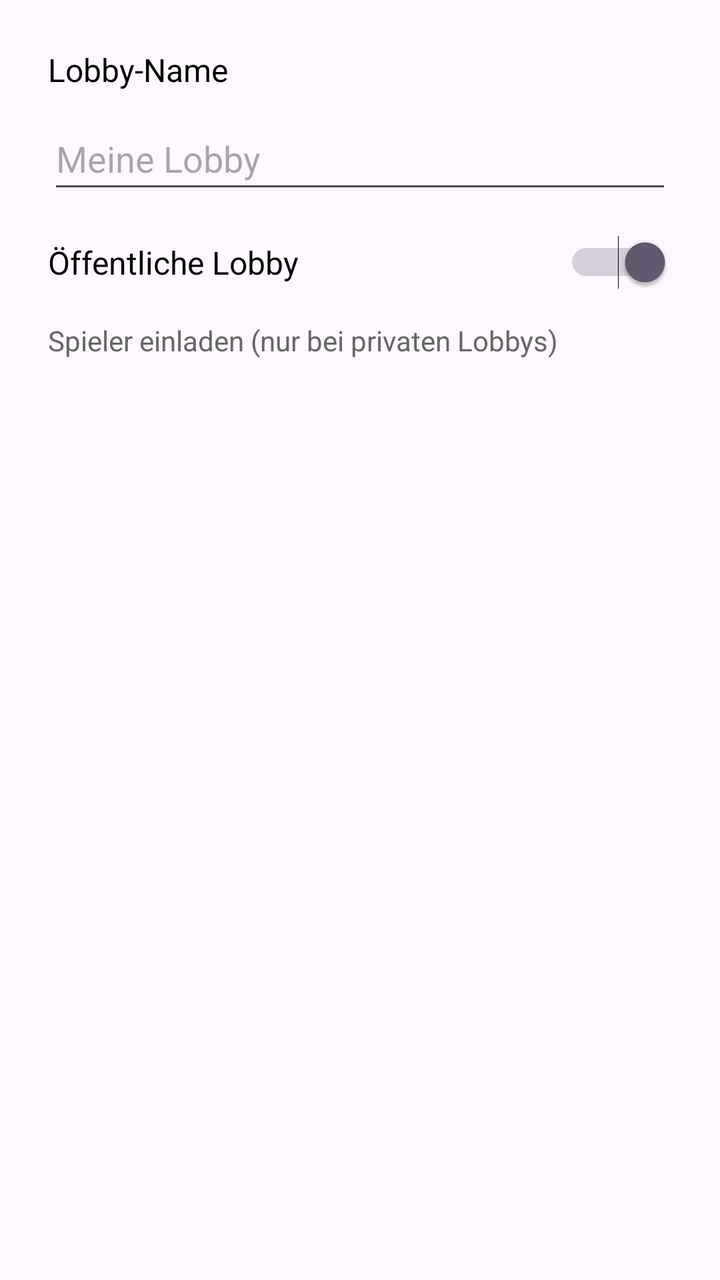
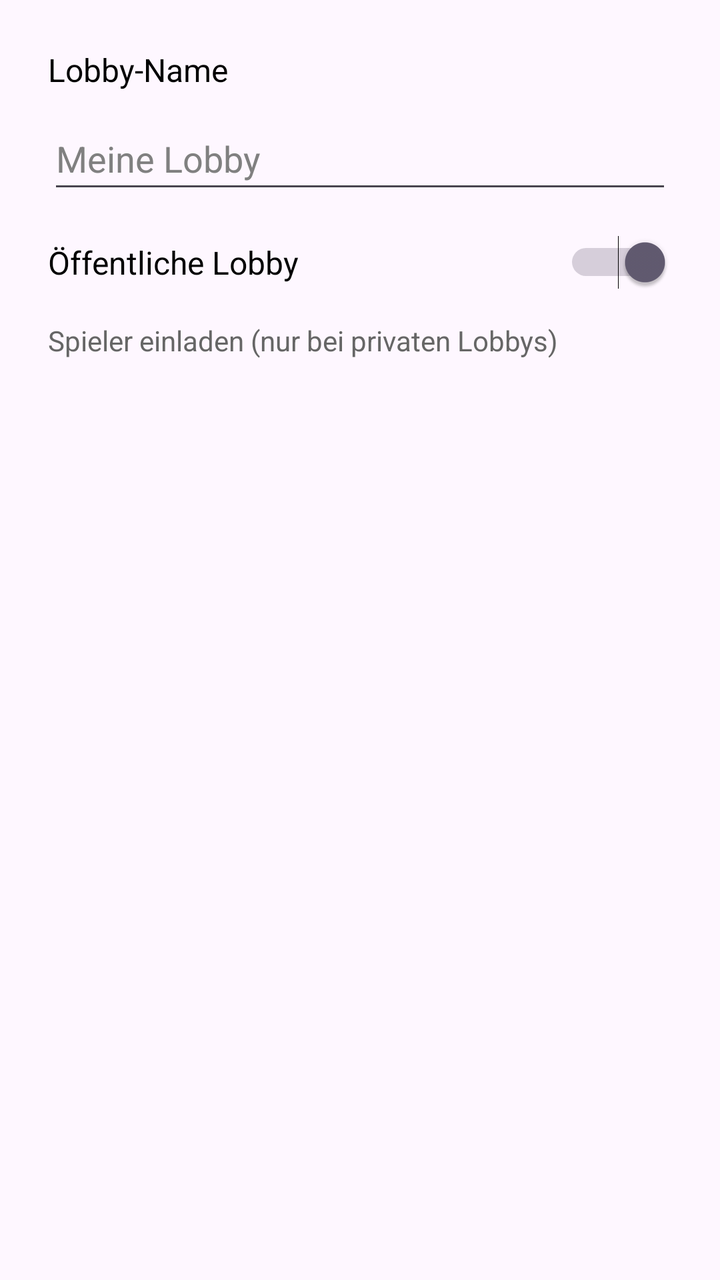

Two renders of the same Android screen: before a commit and after it. Below are the layout's source before the change and the commit's diff.
<!-- AndroidManifest.xml: application theme Theme.WorldsHardestGameMultiplayer -->
<!-- res/layout/dialog_create_lobby.xml -->
<?xml version="1.0" encoding="utf-8"?>
<LinearLayout xmlns:android="http://schemas.android.com/apk/res/android"
    android:layout_width="match_parent"
    android:layout_height="wrap_content"
    android:orientation="vertical"
    android:padding="24dp">

    <TextView
        android:layout_width="match_parent"
        android:layout_height="wrap_content"
        android:text="Lobby-Name"
        android:textSize="16sp"
        android:textColor="#000000"
        android:layout_marginBottom="8dp"/>

    <EditText
        android:id="@+id/etLobbyName"
        android:layout_width="match_parent"
        android:layout_height="wrap_content"
        android:hint="Meine Lobby"
        android:minHeight="48dp"
        android:layout_marginBottom="16dp"/>

    <LinearLayout
        android:layout_width="match_parent"
        android:layout_height="wrap_content"
        android:orientation="horizontal"
        android:gravity="center_vertical"
        android:layout_marginBottom="16dp">

        <TextView
            android:layout_width="0dp"
            android:layout_height="wrap_content"
            android:layout_weight="1"
            android:text="Öffentliche Lobby"
            android:textSize="16sp"
            android:textColor="#000000"/>

        <Switch
            android:id="@+id/switchPublic"
            android:layout_width="wrap_content"
            android:layout_height="wrap_content"
            android:checked="true"/>
    </LinearLayout>

    <TextView
        android:layout_width="match_parent"
        android:layout_height="wrap_content"
        android:text="Spieler einladen (nur bei privaten Lobbys)"
        android:textSize="14sp"
        android:textColor="#666666"
        android:layout_marginBottom="8dp"/>

    <LinearLayout
        android:layout_width="match_parent"
        android:layout_height="wrap_content"
        android:orientation="horizontal"
        android:layout_marginBottom="8dp">

        <EditText
            android:id="@+id/etInviteUsername"
            android:layout_width="0dp"
            android:layout_height="wrap_content"
            android:layout_weight="1"
            android:hint="Username"
            android:minHeight="48dp"
            android:visibility="gone"/>

        <Button
            android:id="@+id/btnAddInvite"
            android:layout_width="wrap_content"
            android:layout_height="wrap_content"
            android:text="➕"
            android:minWidth="48dp"
            android:visibility="gone"/>
    </LinearLayout>

    <TextView
        android:id="@+id/tvInvitedUsers"
        android:layout_width="match_parent"
        android:layout_height="wrap_content"
        android:text="Eingeladen: -"
        android:textSize="14sp"
        android:textColor="#4CAF50"
        android:visibility="gone"/>

</LinearLayout>
<!-- resources referenced by this layout -->
<resources>
  <style name="Theme.WorldsHardestGameMultiplayer" parent="Base.Theme.WorldsHardestGameMultiplayer" />
  <style name="Base.Theme.WorldsHardestGameMultiplayer" parent="Theme.Material3.DayNight.NoActionBar">
          
          
      </style>
</resources>

<!-- the commit's change to res/layout/dialog_create_lobby.xml (unified diff, before → after) -->
@@ -15,9 +15,11 @@
 
     <EditText
         android:id="@+id/etLobbyName"
+        style="@style/CustomEditText"
         android:layout_width="match_parent"
         android:layout_height="wrap_content"
         android:hint="Meine Lobby"
+        android:textColor="#000000"
         android:minHeight="48dp"
         android:layout_marginBottom="16dp"/>
 
@@ -59,10 +61,12 @@
 
         <EditText
             android:id="@+id/etInviteUsername"
+            style="@style/CustomEditText"
             android:layout_width="0dp"
             android:layout_height="wrap_content"
             android:layout_weight="1"
             android:hint="Username"
+            android:textColor="#000000"
             android:minHeight="48dp"
             android:visibility="gone"/>
 
<!-- resource entries referenced after the edit -->
@@ -1,9 +1,17 @@
 <!-- resources referenced by this layout -->
 <resources>
+  <style name="CustomEditText" parent="Widget.AppCompat.EditText">
+          <item name="android:textColor">#000000</item>
+          <item name="android:textColorHint">#808080</item>
+      </style>
   <style name="Theme.WorldsHardestGameMultiplayer" parent="Base.Theme.WorldsHardestGameMultiplayer" />
-  <style name="Base.Theme.WorldsHardestGameMultiplayer" parent="Theme.Material3.DayNight.NoActionBar">
+  <style name="Base.Theme.WorldsHardestGameMultiplayer" parent="Theme.Material3.Light.NoActionBar">
           
-          
+          <item name="android:editTextColor">#000000</item>
+          <item name="android:textColorPrimary">#000000</item>
+          <item name="editTextColor">#000000</item>
+          <item name="android:textColor">#000000</item>
+          <item name="editTextStyle">@style/CustomEditText</item>
       </style>
 </resources>
 
